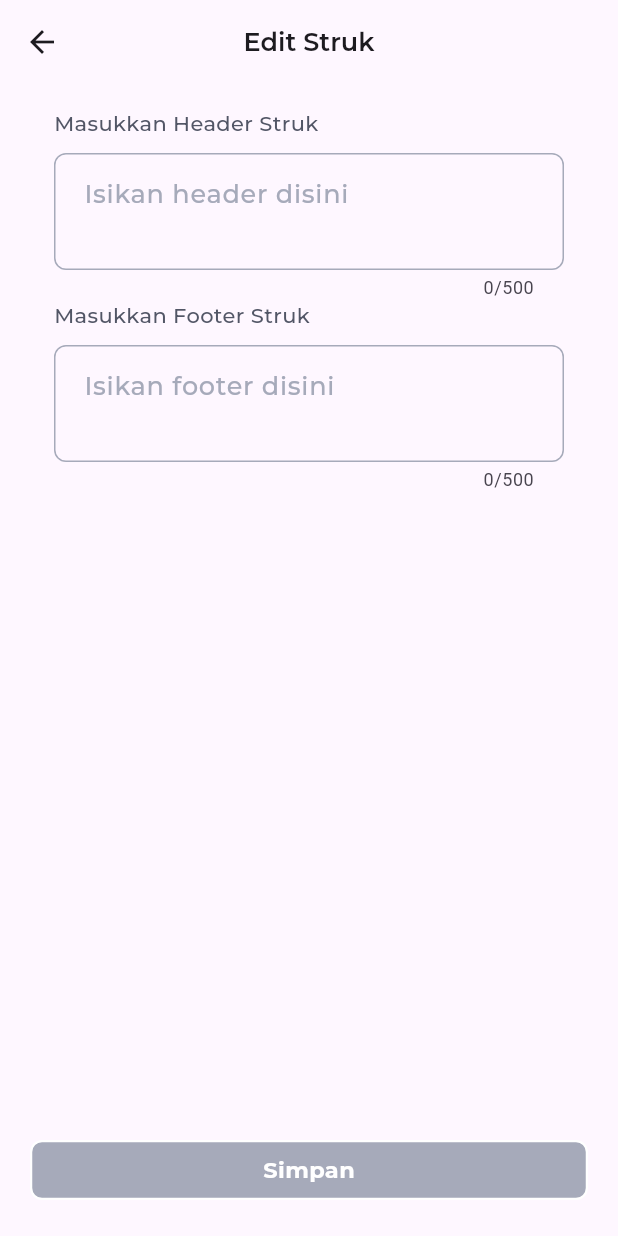
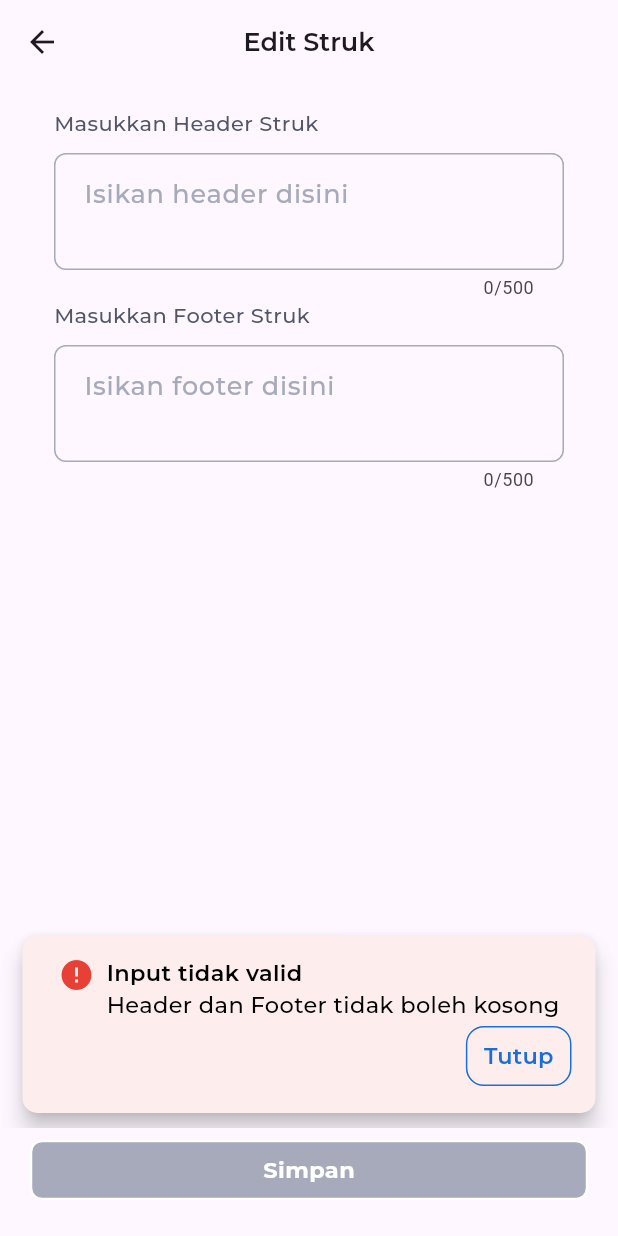
Before and after one commit to akmalzidani/pos_portal, a Flutter app: the EditStruk screen opened directly, after a tap on "Simpan", on a phone screen of 412 x 824 dp. Run offline on Flutter 3.47's test engine with Material 3 defaults, Android fonts, the phone set to English and light mode, and no system bars; our stand-ins replace currency_text_input_formatter, custom_sliding_segmented_control, flutter_svg, google_fonts, lottie, persistent_bottom_nav_bar and 1 more; accounts and stored records are empty; project files that could hold a hidden picture were left out.

Commit message:
Add snackbar customable, dan lain-lain

```diff
--- a/lib/pages/home/payment/payment_method_page.dart
+++ b/lib/pages/home/payment/payment_method_page.dart
@@ -61,7 +61,11 @@ class _PaymentMethodPageState extends State<PaymentMethodPage> {
         if (title == 'QRIS') {
           PersistentNavBarNavigator.pushNewScreen(
             context,
-            screen: SuccessPaymentPage(
+            screen:
+                // QrisPaymentPage(
+                //     transactionId: widget.idTransaksi,
+                //     totalTransaksi: widget.totalTransaksi),
+                SuccessPaymentPage(
               idTransaksi: widget.idTransaksi,
               totalTransaksi: widget.totalTransaksi,
               isQRIS: true,
--- a/lib/pages/home/payment/qris_payment_page.dart
+++ b/lib/pages/home/payment/qris_payment_page.dart
@@ -92,7 +92,7 @@ class _QrisPaymentPageState extends State<QrisPaymentPage> {
             Container(
               margin: EdgeInsets.only(right: 8),
               child: SvgPicture.asset(
-                ' icon_refresh.svg',
+                'assets/svg/icon_refresh.svg',
                 width: 16,
               ),
             ),
--- a/lib/pages/product/add_product_page.dart
+++ b/lib/pages/product/add_product_page.dart
@@ -5,6 +5,7 @@ import 'package:pos_portal/utils/colors.dart';
 import 'package:pos_portal/widgets/card_action.dart';
 import 'package:pos_portal/widgets/floating_button.dart';
 import 'package:pos_portal/widgets/input_field.dart';
+import 'package:pos_portal/widgets/snackbar.dart';
 import 'package:pos_portal/widgets/topbar.dart';
 
 enum JenisStokBarang { tidakterbatas, terbatas }
@@ -149,11 +150,29 @@ class _AddProductPageState extends State<AddProductPage> {
                   hargaProdukController.text.isNotEmpty)
               ? (_character == JenisStokBarang.terbatas &&
                       stokProdukController.text.isNotEmpty)
-                  ? () {}
+                  ? () {
+                      debugPrint(
+                          'Nama Produk: ${namaProdukController.text}, Harga Produk: $hargaProduk, Stok Produk: $stokProduk');
+                    }
                   : (_character == JenisStokBarang.tidakterbatas)
-                      ? () {}
-                      : () {}
-              : () {},
+                      ? () {
+                          debugPrint(
+                              'Nama Produk: ${namaProdukController.text}, Harga Produk: $hargaProduk, Stok Produk: Tidak Terbatas');
+                        }
+                      : () {
+                          showCustomSnackbar(
+                              context: context,
+                              title: 'Input Tidak Valid',
+                              message: 'Terdapat input yang kosong',
+                              theme: SnackbarTheme.error);
+                        }
+              : () {
+                  showCustomSnackbar(
+                      context: context,
+                      title: 'Input Tidak Valid',
+                      message: 'Terdapat input yang kosong',
+                      theme: SnackbarTheme.error);
+                },
           isFilled: true,
           isDisabled: (namaProdukController.text.isNotEmpty &&
                   hargaProdukController.text.isNotEmpty)
--- a/lib/pages/settings/edit_struk_page.dart
+++ b/lib/pages/settings/edit_struk_page.dart
@@ -2,7 +2,7 @@ import 'package:flutter/material.dart';
 import 'package:pos_portal/layouts/body_template.dart';
 import 'package:pos_portal/widgets/floating_button.dart';
 import 'package:pos_portal/widgets/input_field.dart';
-import 'package:pos_portal/widgets/save_button.dart';
+import 'package:pos_portal/widgets/snackbar.dart';
 import 'package:pos_portal/widgets/topbar.dart';
 
 class EditStruk extends StatelessWidget {
@@ -40,10 +40,14 @@ class EditStruk extends StatelessWidget {
       floatingActionButton: FloatingButtonDefault(
         title: 'Simpan',
         actionPressed: () {
-          if (headerController.text.isNotEmpty &&
-              footerController.text.isNotEmpty) {
-            // Save to database
-          }
+          if (headerController.text.isEmpty && footerController.text.isEmpty) {
+            showCustomSnackbar(
+              context: context,
+              message: 'Header dan Footer tidak boleh kosong',
+              title: 'Input tidak valid',
+              theme: SnackbarTheme.error,
+            );
+          } else {}
         },
         isFilled: true,
         isDisabled: !headerController.text.isNotEmpty &&
--- /dev/null
+++ b/lib/widgets/snackbar.dart
@@ -0,0 +1,124 @@
+import 'package:flutter/material.dart';
+import 'package:pos_portal/utils/colors.dart';
+
+bool _isSnackbarVisible = false;
+
+enum SnackbarTheme { error, success, warning }
+
+void showCustomSnackbar({
+  required BuildContext context,
+  required String title,
+  required String message,
+  required SnackbarTheme theme,
+}) {
+  if (_isSnackbarVisible) {
+    return;
+  }
+
+  Color bgColor;
+  Color iconColor;
+  Icon icon;
+
+  // Set colors and icon based on the theme
+  switch (theme) {
+    case SnackbarTheme.error:
+      bgColor = MyColors.bgError;
+      iconColor = MyColors.error;
+      icon = Icon(Icons.error, color: iconColor);
+      break;
+    case SnackbarTheme.success:
+      bgColor = MyColors.bgSuccess;
+      iconColor = MyColors.success;
+      icon = Icon(Icons.check, color: iconColor);
+      break;
+    case SnackbarTheme.warning:
+      bgColor = MyColors.bgWarning;
+      iconColor = MyColors.warning;
+      icon = Icon(Icons.error, color: iconColor);
+      break;
+  }
+
+  _isSnackbarVisible = true;
+
+  final snackBar = SnackBar(
+    duration: const Duration(seconds: 3),
+    content: Column(
+      mainAxisSize: MainAxisSize.min,
+      crossAxisAlignment: CrossAxisAlignment.start,
+      children: [
+        Row(
+          crossAxisAlignment: CrossAxisAlignment.start,
+          mainAxisAlignment: MainAxisAlignment.start,
+          children: [
+            Padding(
+              padding: const EdgeInsets.symmetric(horizontal: 8.0),
+              child: icon,
+            ),
+            Column(
+              crossAxisAlignment: CrossAxisAlignment.start,
+              children: [
+                Text(
+                  title,
+                  style: const TextStyle(
+                    color: Colors.black,
+                    fontFamily: 'Montserrat',
+                    fontWeight: FontWeight.w600,
+                    fontSize: 15,
+                  ),
+                ),
+                Text(
+                  message,
+                  style: const TextStyle(
+                    fontFamily: 'Montserrat',
+                    fontSize: 15,
+                    color: Colors.black,
+                  ),
+                ),
+              ],
+            ),
+          ],
+        ),
+        Align(
+          alignment: Alignment.centerRight,
+          child: TextButton(
+            style: ButtonStyle(
+              side: MaterialStateProperty.all(
+                  BorderSide(color: MyColors.primary)),
+              shape: MaterialStateProperty.all(
+                RoundedRectangleBorder(
+                  borderRadius: BorderRadius.circular(12),
+                  side: BorderSide(color: MyColors.primary),
+                ),
+              ),
+            ),
+            onPressed: () {
+              ScaffoldMessenger.of(context).hideCurrentSnackBar();
+              _isSnackbarVisible = false;
+            },
+            child: Text(
+              'Tutup',
+              style: TextStyle(
+                color: MyColors.primary,
+                fontFamily: 'Montserrat',
+                fontWeight: FontWeight.w600,
+                fontSize: 15,
+              ),
+            ),
+          ),
+        ),
+      ],
+    ),
+    backgroundColor: bgColor,
+    behavior: SnackBarBehavior.floating,
+    shape: RoundedRectangleBorder(
+      borderRadius: BorderRadius.circular(10),
+    ),
+    onVisible: () {
+      _isSnackbarVisible = true;
+    },
+  );
+
+  ScaffoldMessenger.of(context).showSnackBar(snackBar).closed.then((_) {
+    _isSnackbarVisible = false;
+  });
+}
```
Also changed, not shown: lib/pages/home/new_transaction_page.dart (+9 -1 lines), lib/pages/transaction/transaction_page.dart (+14 -0 lines), lib/widgets/save_button.dart (deleted, +0 -49 lines), pubspec.lock.
